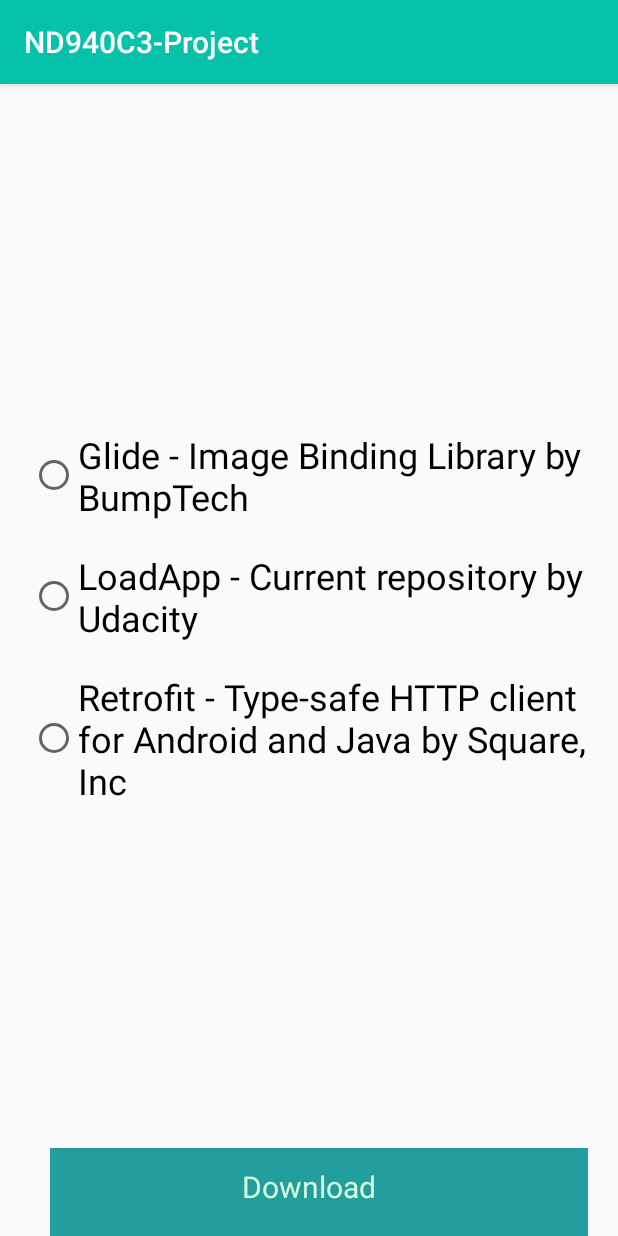
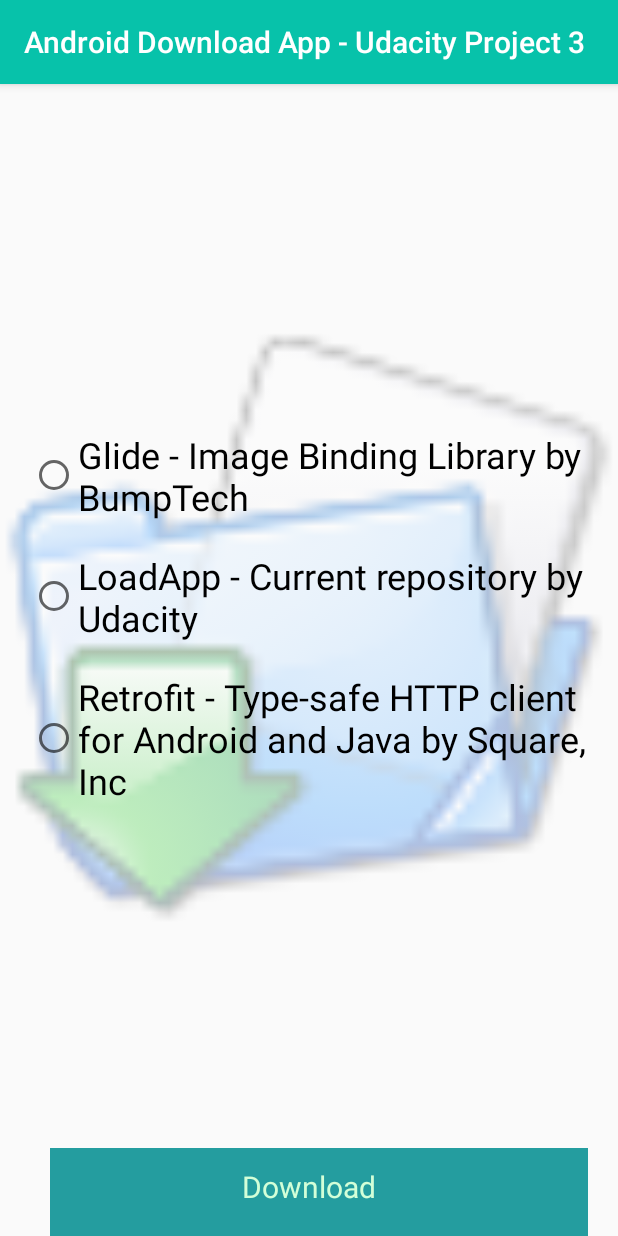
Before and after one commit to cstimler/KotlinDownloadProject, an Android app: the DetailActivity screen opened directly, with no data from a screen before it, after a tap on "OK", on a phone screen of 412 x 824 dp. Run offline under Robolectric (Android 15) with nearby library versions, the phone set to English and light mode, and no system bars.

Commit message:
Submitted version which passed in less than 2 hours of review!! Yaay!

```diff
--- a/app/src/main/java/com/udacity/DetailActivity.kt
+++ b/app/src/main/java/com/udacity/DetailActivity.kt
@@ -24,13 +24,14 @@ class DetailActivity : AppCompatActivity() {
         super.onCreate(savedInstanceState)
         setContentView(R.layout.activity_detail)
         setSupportActionBar(toolbar)
+        // getIntent() retrieves the intent that opened this view:
         intent = getIntent()
         val fileName = findViewById<TextView>(R.id.file_name)
         val statusType = findViewById<TextView>(R.id.status)
-        val thisToolbar = findViewById<Toolbar>(R.id.toolbar)
-       // val OKButton = findViewById<Button>(R.id.OKButton)
+        // obtain the passed information:
         val thisFile = intent.getStringExtra("file")
         val thisStatus = intent.getStringExtra("status")
+        // place the passed information in the proper locations in the layout file:
         fileName.text = thisFile
         statusType.text = thisStatus
         if (thisStatus == "Fail") {
@@ -40,19 +41,10 @@ class DetailActivity : AppCompatActivity() {
             statusType.setTextColor(ContextCompat.getColor(applicationContext, R.color.colorAccent))
         }
         supportActionBar?.setTitle("Download Results")
-        Log.i("CHARLESY", "filename has been received and it is" + intent.toString())
     }
-
+// This is called by the OK button's "onClick" method in activity_detail.xml
     fun openMainActivity(view: View) {
         val mainActivityIntent = Intent(applicationContext, MainActivity::class.java)
         startActivity(mainActivityIntent)
     }
 }
-/*
-    class DetailReceiver: BroadcastReceiver() {
-        override fun onReceive(p0: Context?, p1: Intent?) {
-            Log.i("CHARLESY", "intent has been received and it is" + intent.toString())
-        }
-    }
-
-*/
--- a/app/src/main/java/com/udacity/LoadingButton.kt
+++ b/app/src/main/java/com/udacity/LoadingButton.kt
@@ -23,6 +23,7 @@ import kotlin.properties.Delegates
 class LoadingButton @JvmOverloads constructor(
     context: Context, attrs: AttributeSet? = null, defStyleAttr: Int = 0
 ) : View(context, attrs, defStyleAttr) {
+    // all the below variables will be set by paint, init, or the onDraw() method below:
     private var widthSize = 0f
     private var heightSize = 0f
     private var backgroundColoring = 0
@@ -42,22 +43,23 @@ class LoadingButton @JvmOverloads constructor(
     var buttonState: ButtonState by Delegates.observable<ButtonState>(ButtonState.Completed) { p, old, new ->
         // https://knowledge.udacity.com/questions/420421
         when(new) {
+            // the button loads until it reaches "Completed" (success) or "Indeterminate" (failure):
             ButtonState.Loading -> animateView()
             ButtonState.Completed -> stopAnimation()
             ButtonState.Indeterminate -> stopAnimationAndNotify()
-            else -> Log.i("CHARLES when statement problem", "got to else")
+            else -> Log.i("LoadingButton statement problem", "got to else")
         }
 
     }
     private var paint = Paint(Paint.ANTI_ALIAS_FLAG).apply {
         style = Paint.Style.FILL
         textAlign = Paint.Align.CENTER
-        val desiredSPSize = 20f
+        val desiredSPSize = 20f // trial and error
         textSize = scaleForSP(desiredSPSize)
-        // color = Color.BLACK
         color = backgroundColoring
     }
 
+        // the init assignments use the attributes in the attrs.xml file to populate:
     init {
         context.withStyledAttributes(attrs, R.styleable.LoadingButton) {
             backgroundColoring = getColor(R.styleable.LoadingButton_backgroundColoring, 0)
@@ -69,10 +71,11 @@ class LoadingButton @JvmOverloads constructor(
 
 
     fun stopAnimation() {
+        // this represents a successful download; stopAnimatingNow directs button to stop loading animation.
         stopAnimatingNow = true
         Toast.makeText(rootView.context, "Your file has been downloaded! Check notifications.", Toast.LENGTH_SHORT).show()
     }
-
+        // this represents a failed download; stopAnimatingNow directs button to stop loading animation.
     fun stopAnimationAndNotify() {
         stopAnimatingNow = true
         Toast.makeText(rootView.context, "Problem with downloading, please try again later.", Toast.LENGTH_SHORT).show()
@@ -87,65 +90,47 @@ class LoadingButton @JvmOverloads constructor(
         canvas?.getClipBounds(z)
         heightSize = z.height().toFloat()
         widthSize = z.width().toFloat()
+        // draw the background rectangle:
         paint.color = backgroundColoring
+        // using 20f below because the layout_margin is "20" in the xml layout file:
         canvas?.drawRect(20f, 20f, widthSize, heightSize, paint)
+        // draw the moving rectangle that sweeps over the background:
         paint.color = darkOverlayColor
         canvas?.drawRect(20f, 20f, rightSideOfMovingRectangle, heightSize, paint)
-        //  paint.color = Color.RED
+        // draw the text, centering by basing location on widthSize and heightSize:
         paint.color = mainTextColor
-        // paint.getTextBounds(buttonText, 0, buttonText.length, z)
         canvas?.drawText(buttonText, widthSize / 2, heightSize / 2 + 10, paint)
-       // Log.i(
-      //      "CHARLES: left, bottom",
-      //      z.left.toFloat().toString() + " " + z.bottom.toFloat().toString()
-     //   )
+        // circle is centered vertically, and anchored to the right side of the rectangle given
+        // a space that is aesthetically pleasing, moved one heightSize to the left:
         paint.color = circleColor
         canvas?.drawArc(widthSize-heightSize, heightSize/4, widthSize-heightSize/2, 3*heightSize/4, 0f, sweepAngle, true, paint)
-     //   Log.i("CHARLES in onDraw:", sweepAngle.toString())
-     //   Log.i("CHARLES IN onDraw - update regular sweepAngle", sweepAngle.toString())
-     //   Log.i("CHARLES GENERIC ONDRAW", "THIS JUST HAS TO BE CALLED")
     }
 
-
-
-    /*
-    override fun onMeasure(widthMeasureSpec: Int, heightMeasureSpec: Int) {
-        val minw: Int = paddingLeft + paddingRight + suggestedMinimumWidth
-        val w: Int = resolveSizeAndState(minw, widthMeasureSpec, 1)
-        val h: Int = resolveSizeAndState(
-            MeasureSpec.getSize(w),
-            heightMeasureSpec,
-            0
-        )
-        widthSize = w
-        heightSize = h
-        setMeasuredDimension(w, h)
-    }
- */
 // stackoverflow.com/questions/4946295/android-expand-collapse-animation
     companion object fun animateView() {
-        Log.i("CHARLES", "Got into animate View")
+        // animator must take circle arc from 0 to 360 degrees:
         val valueAnimator = ValueAnimator.ofFloat(0f, 360.0f)
         valueAnimator.addUpdateListener { animation ->
             sweepAngle = animation.animatedValue as Float
+            // the provided math adjustments take the animator from left to right side:
             rightSideOfMovingRectangle =
                 (animation.animatedValue as Float) * ((widthSize - 30f) / 360) + 30f
-       //     Log.i("CHARLES - right side of moving rect is:", rightSideOfMovingRectangle.toString())
-            // requestLayout()
+      // absolutely must call invalidate() here or the animation will not work!!!
             invalidate()
-            //   setBackgroundColor(Color.BLUE)
-      //      Log.i("CHARLES animateView's sweepAngle", sweepAngle.toString())
         }
         valueAnimator.addListener(object : Animator.AnimatorListener {
             override fun onAnimationStart(p0: Animator?) {
+                // once the animation starts the text must change and the button must be disabled:
                 buttonText = "We are loading"
                 custom_button.isEnabled = false
+                // set flag to keep animating by default unless button state changes:
                 stopAnimatingNow = false
                 //lets get the coordinates for the button:
                 //Based on: https://knowledge.udacity.com/questions/672428
             }
 
             override fun onAnimationEnd(p0: Animator?) {
+                // stopAnimatingNow will be true if button state is either Completed or Indeterminate:
                 if (stopAnimatingNow) {
                     sweepAngle = 0f
                     buttonText = "Download"
@@ -153,6 +138,7 @@ class LoadingButton @JvmOverloads constructor(
                     custom_button.isEnabled = true
                     Log.i("CHARLES", "Gets to onAnimationEnd")
                 } else {
+                    // if button state is still Loading then loading animation will continue:
                     animateView()
                 }
             }
@@ -166,8 +152,7 @@ class LoadingButton @JvmOverloads constructor(
             }
 
         })
-        valueAnimator.duration = 1000
-        Log.i("CHARLES", "Gets down to start")
+        valueAnimator.duration = 1000  // one second
         valueAnimator.start()
     }
 
--- a/app/src/main/java/com/udacity/MainActivity.kt
+++ b/app/src/main/java/com/udacity/MainActivity.kt
@@ -26,23 +26,13 @@ import com.udacity.Utils.NotificationUtils.*
 
 private const val CHANNEL_ID = "download_channel"
 private const val CHANNEL_NAME = "download_result"
+//fileDownloaded is global variable that holds filename to be passed to detail view:
 private var fileDownloaded = " "
 
 class MainActivity  : AppCompatActivity() {
 
     private var downloadID: Long = 0
-/*
-    private lateinit var notificationManager: NotificationManager
-    private lateinit var pendingIntent: PendingIntent
-    private lateinit var action: NotificationCompat.Action
-*/
     private lateinit var radioGroup: RadioGroup
-
-    // id for EXTRA_DOWNLOAD_ID
- //   private var id: Long? = -1
-    // private lateinit var radioButton: RadioButton
-    //  private var broadcastExtraId: Long? = -1
-
     private lateinit var downloadManager: DownloadManager
 
 
@@ -51,7 +41,7 @@ class MainActivity  : AppCompatActivity() {
         setContentView(R.layout.activity_main)
         setSupportActionBar(toolbar)
         radioGroup = findViewById<RadioGroup>(R.id.radio_group)
-
+        supportActionBar?.setTitle("Android Download App - Udacity Project 3")
         registerReceiver(receiver, IntentFilter(DownloadManager.ACTION_DOWNLOAD_COMPLETE))
 
         // get notification channel created early
@@ -66,7 +56,7 @@ class MainActivity  : AppCompatActivity() {
             val activeNetwork: NetworkInfo? = cm.activeNetworkInfo
             val isConnected: Boolean = activeNetwork?.isConnectedOrConnecting == true
 
-            // if no connection provide warning and return:
+            // if no internet connection provide warning and return:
 
             if (!isConnected) {
                 Toast.makeText(
@@ -76,8 +66,8 @@ class MainActivity  : AppCompatActivity() {
                 ).show()
                 return@setOnClickListener
             }
-
             val response = findOutWhichRadioButtonIsSelected()
+            // if no file selected, alert user:
             if (response == "NONE") {
                 Toast.makeText(
                     applicationContext,
@@ -86,22 +76,17 @@ class MainActivity  : AppCompatActivity() {
                 ).show()
             } else {
                 download(response)
+                // ButtonState.Loading signals to custom button its current state:
                 custom_button.buttonState = ButtonState.Loading
-                Log.i("CHARLESS", "at top of else in click listener")
-                // https://stackoverflow.com/questions/65488410/handler-postdelayed-is-now-deprecated-what-function-to-call-instead
-                // if there is no completion after 30 seconds, cancel download and ask user to try again:
-                // flag logic will effectively cancel a prior loop that had not been canceled -
-                // the flag is false by default so that flag==true will be true UNLESS the loop was
-                // previously entered but not completed (say the last download happened quickly and this
-                // loop is still running when we request the next download).  In that case the flag will still be "true" and the next loop to execute
-                // will have flag = false and will not print out, leaving the current loop to complete.
+               // CountDownTimer allows 30 seconds for download which should be enough for files
+                // of this size.  If it needs more time then it is considered a "fail".  I
+                // discussed this approach with a mentor @ https://knowledge.udacity.com/questions/681012
                 object : CountDownTimer(30000, 1000) {
 
                     override fun onTick(millisUntilFinished: Long) {
                         if (custom_button.buttonState == ButtonState.Completed) {
                             // prevent timer from reaching onFinish() if the download completed
                             cancel()
-                            Log.i("CHARLESS", "countdowntimer has been cancelled")
                         }
                     }
 
@@ -115,6 +100,7 @@ class MainActivity  : AppCompatActivity() {
                             applicationContext,
                             NotificationManager::class.java
                         ) as NotificationManager
+                        // send "fail" notification to detail activity:
                         notificationManager.sendNotification(applicationContext, fileDownloaded, "Fail")
 
                     }
@@ -129,13 +115,15 @@ class MainActivity  : AppCompatActivity() {
     private val receiver = object : BroadcastReceiver() {
         override fun onReceive(context: Context?, intent: Intent?) {
             val id = intent?.getLongExtra(DownloadManager.EXTRA_DOWNLOAD_ID, -1)
+            // if successfully downloaded a file:
             if (id == downloadID) {
-                Log.i("CHARLESS:", "download completed")
+                // let custon button know to show downloading is completed:
                 custom_button.buttonState = ButtonState.Completed
                 val notificationManager = ContextCompat.getSystemService(
                     context!!,
                     NotificationManager::class.java
                 ) as NotificationManager
+                // send "success" notification to detail activity:
                 notificationManager.sendNotification(applicationContext, fileDownloaded, "Success")
 
             }
@@ -157,34 +145,25 @@ class MainActivity  : AppCompatActivity() {
     }
 
     companion object {
-        //  https://github.com/udacity/nd940-c3-advanced-android-programming-project-starter/archive/master.zip
-
-
+        // by changing the below urls, it is possible to see the response of the app
+        // when it cannot download a file:
         private const val glideURL = "https://github.com/bumptech/glide/archive/master.zip"
         private const val udacityURL = "https://github.com/udacity/nd940-c3-advanced-android-programming-project-starter/archive/master.zip"
         private const val retrofitURL = "https://github.com/square/retrofit/archive/master.zip"
-    }
-/*
-    private fun scaleButton() {
-        val animator = ObjectAnimator.ofFloat(custom_button, View.SCALE_X, 0.1f)
-        animator.duration = 1000
-        animator.start()
-    }
-*/
-
-    fun clickMade() {
-        custom_button.animateView()
     }
 
     fun findOutWhichRadioButtonIsSelected(): String {
         val radioSelected = radioGroup.checkedRadioButtonId
         Log.i("CHARLESradio selected:", R.id.radio_udacity.toString())
+        // load the name of the file into "fileDownloaded" so this can be passed to
+        // the detail activity:
             fileDownloaded = when (radioSelected) {
                 R.id.radio_glide -> getString(R.string.glide_file)
                 R.id.radio_udacity -> getString(R.string.udacity_file)
                 R.id.radio_retrofit -> getString(R.string.retrofit_file)
                 else -> "Unknown File"
             }
+        // return the proper url so that it can be downloaded:
             return when (radioSelected) {
                 R.id.radio_glide -> glideURL
                 R.id.radio_udacity -> udacityURL
@@ -192,7 +171,7 @@ class MainActivity  : AppCompatActivity() {
                 else -> "NONE"
             }
     }
-
+// must create a channel if Android version is "O" or later:
     private fun createChannel(channelId: String, channelName: String) {
         if (Build.VERSION.SDK_INT >= Build.VERSION_CODES.O) {
             val notificationChannel = NotificationChannel(
@@ -211,8 +190,8 @@ class MainActivity  : AppCompatActivity() {
 
     private val NOTIFICATION_ID = 0
     private val REQUEST_CODE = 0
-   // private val FLAGS = 0
 
+    // Boilerplate to set up notification to detail activity:
     @SuppressLint("WrongConstant")
     fun NotificationManager.sendNotification(applicationContext: Context, fileExtra: String, statusExtra: String) {
         val contentIntent = Intent(applicationContext, MainActivity::class.java)
@@ -241,7 +220,6 @@ class MainActivity  : AppCompatActivity() {
             .setContentText("The Project 3 Respository is Downloaded")
             .setContentIntent(contentPendingIntent)
             .setAutoCancel(true)
-          //  .setChannelId(getString(R.string.download_notification_channel_id))
             .addAction(
                 R.drawable.ic_launcher_foreground,
                 applicationContext.getString(R.string.notification_button),
@@ -249,10 +227,5 @@ class MainActivity  : AppCompatActivity() {
             )
             .setPriority(NotificationCompat.PRIORITY_HIGH)
              notify(NOTIFICATION_ID, builder.build())
-        Log.i("CHARLESX", "completed sendNotification")
     }
 }
-
-fun NotificationManager.cancelNotifications() {
-    cancelAll()
-}
--- a/app/src/main/java/com/udacity/Utils/NotificationUtils.kt
+++ b/app/src/main/java/com/udacity/Utils/NotificationUtils.kt
@@ -9,7 +9,7 @@ import androidx.core.app.NotificationCompat
 import com.udacity.DetailActivity
 import com.udacity.MainActivity
 import com.udacity.R
-
+// nice to have this as a reference, but I added the below to MainActivity.ket:
 class NotificationUtils {
     // Notification ID.
     private val NOTIFICATION_ID = 0
--- a/app/src/main/res/layout/activity_main.xml
+++ b/app/src/main/res/layout/activity_main.xml
@@ -19,6 +19,12 @@
             app:popupTheme="@style/AppTheme.PopupOverlay" />
 
     </com.google.android.material.appbar.AppBarLayout>
+
+    <ImageView
+        android:layout_width="match_parent"
+        android:layout_height="match_parent"
+        android:alpha="0.3"
+        android:src="@mipmap/download_icon" />
 
     <RadioGroup
         android:id="@+id/radio_group"
```
Also changed, not shown: app/src/main/res/mipmap-xxhdpi/download_icon.png (added).
